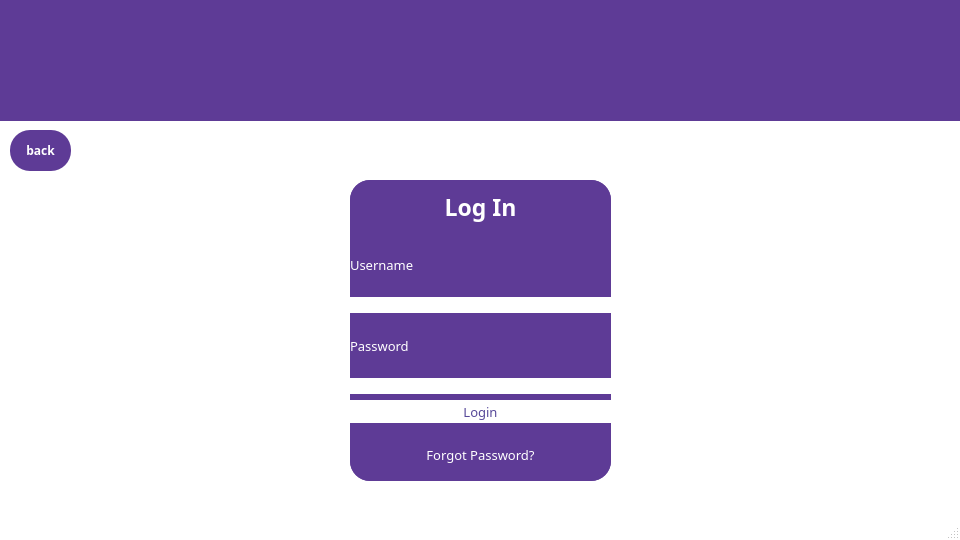
Before: the Qt Designer form qt/login.ui in e-zeks/softeng, drawn with Qt 5.
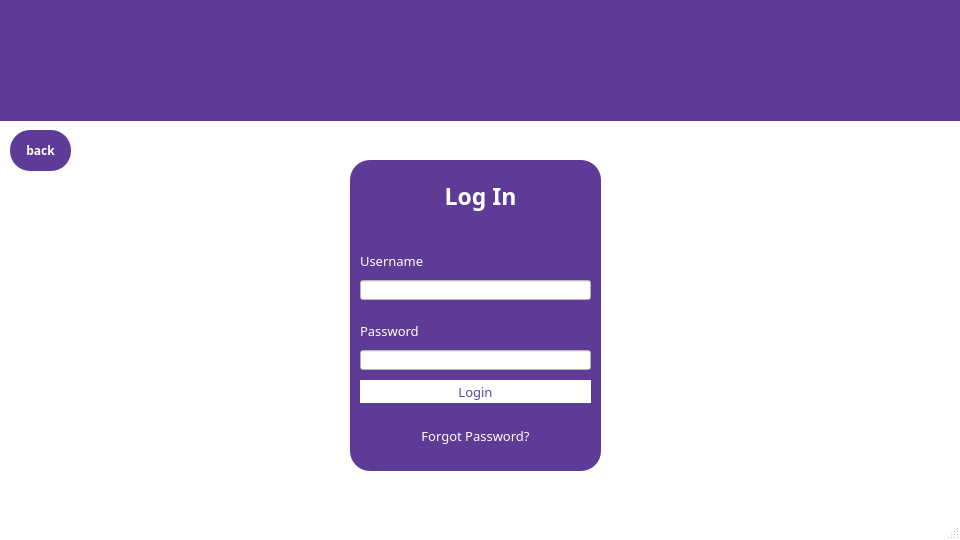
After: the same form once the commit is applied. Icons and pictures are not drawn.

Commit message:
latest neat ui working login db
6/7 11:43pm

What changed in the file:
```diff
--- a/qt/login.ui
+++ b/qt/login.ui
@@ -66,111 +66,34 @@
      <string/>
     </property>
    </widget>
-   <widget class="QWidget" name="mainwidget" native="true">
+   <widget class="QLabel" name="label_6">
     <property name="geometry">
      <rect>
-      <x>350</x>
-      <y>180</y>
-      <width>261</width>
-      <height>301</height>
+      <x>260</x>
+      <y>0</y>
+      <width>421</width>
+      <height>121</height>
      </rect>
     </property>
-    <property name="styleSheet">
-     <string notr="true">QWidget
-{
-background: #5e3b96;
-border-radius:20px;
-}</string>
-    </property>
-    <layout class="QHBoxLayout" name="horizontalLayout">
-     <item>
-      <layout class="QVBoxLayout" name="verticalLayout">
-       <item>
-        <widget class="QLabel" name="label">
-         <property name="font">
-          <font>
-           <family>Arial Black</family>
-           <pointsize>17</pointsize>
-           <bold>true</bold>
-          </font>
-         </property>
-         <property name="layoutDirection">
-          <enum>Qt::LeftToRight</enum>
-         </property>
-         <property name="styleSheet">
-          <string notr="true">QLabel
-{
-color:white;
-}</string>
-         </property>
          <property name="text">
-          <string>Log In</string>
-         </property>
-         <property name="alignment">
-          <set>Qt::AlignCenter</set>
-         </property>
-        </widget>
-       </item>
-       <item>
-        <widget class="QLabel" name="label_2">
-         <property name="font">
-          <font>
-           <family>Arial Black</family>
-           <pointsize>10</pointsize>
-          </font>
-         </property>
-         <property name="styleSheet">
-          <string notr="true">QLabel
-{
-color:white;
-}</string>
-         </property>
-         <property name="text">
-          <string>Username</string>
-         </property>
-        </widget>
-       </item>
-       <item>
-        <widget class="QLineEdit" name="username">
-         <property name="styleSheet">
-          <string notr="true">QLineEdit
-{
-background:white;
-}</string>
-         </property>
-        </widget>
-       </item>
-       <item>
-        <widget class="QLabel" name="label_3">
-         <property name="font">
-          <font>
-           <family>Arial Black</family>
-           <pointsize>10</pointsize>
-          </font>
-         </property>
-         <property name="styleSheet">
-          <string notr="true">QLabel
-{
-color:white;
-}</string>
-         </property>
-         <property name="text">
-          <string>Password</string>
-         </property>
-        </widget>
-       </item>
-       <item>
-        <widget class="QLineEdit" name="password">
-         <property name="styleSheet">
-          <string notr="true">QLineEdit
-{
-background:white;
-}</string>
-         </property>
-        </widget>
-       </item>
-       <item>
+     <string/>
+    </property>
+    <property name="pixmap">
+     <pixmap>../assets/logog.jpg</pixmap>
+    </property>
+    <property name="scaledContents">
+     <bool>true</bool>
+    </property>
+   </widget>
         <widget class="QPushButton" name="login">
+    <property name="geometry">
+     <rect>
+      <x>360</x>
+      <y>380</y>
+      <width>231</width>
+      <height>23</height>
+     </rect>
+    </property>
          <property name="minimumSize">
           <size>
            <width>0</width>
@@ -195,9 +118,129 @@
           <string>Login</string>
          </property>
         </widget>
-       </item>
-       <item>
+   <widget class="QLineEdit" name="password">
+    <property name="geometry">
+     <rect>
+      <x>360</x>
+      <y>350</y>
+      <width>231</width>
+      <height>20</height>
+     </rect>
+    </property>
+    <property name="styleSheet">
+     <string notr="true">QLineEdit
+{
+background:white;
+}</string>
+    </property>
+   </widget>
+   <widget class="QLabel" name="label_3">
+    <property name="geometry">
+     <rect>
+      <x>360</x>
+      <y>320</y>
+      <width>241</width>
+      <height>21</height>
+     </rect>
+    </property>
+    <property name="font">
+     <font>
+      <family>Arial Black</family>
+      <pointsize>10</pointsize>
+     </font>
+    </property>
+    <property name="styleSheet">
+     <string notr="true">QLabel
+{
+color:white;
+}</string>
+    </property>
+    <property name="text">
+     <string>Password</string>
+    </property>
+   </widget>
+   <widget class="QLineEdit" name="username">
+    <property name="geometry">
+     <rect>
+      <x>360</x>
+      <y>280</y>
+      <width>231</width>
+      <height>20</height>
+     </rect>
+    </property>
+    <property name="styleSheet">
+     <string notr="true">QLineEdit
+{
+background:white;
+}</string>
+    </property>
+   </widget>
+   <widget class="QLabel" name="label_2">
+    <property name="geometry">
+     <rect>
+      <x>360</x>
+      <y>250</y>
+      <width>81</width>
+      <height>21</height>
+     </rect>
+    </property>
+    <property name="font">
+     <font>
+      <family>Arial Black</family>
+      <pointsize>10</pointsize>
+     </font>
+    </property>
+    <property name="styleSheet">
+     <string notr="true">QLabel
+{
+color:white;
+}</string>
+    </property>
+    <property name="text">
+     <string>Username</string>
+    </property>
+   </widget>
+   <widget class="QLabel" name="label">
+    <property name="geometry">
+     <rect>
+      <x>380</x>
+      <y>170</y>
+      <width>201</width>
+      <height>51</height>
+     </rect>
+    </property>
+    <property name="font">
+     <font>
+      <family>Arial Black</family>
+      <pointsize>17</pointsize>
+      <bold>true</bold>
+     </font>
+    </property>
+    <property name="layoutDirection">
+     <enum>Qt::LeftToRight</enum>
+    </property>
+    <property name="styleSheet">
+     <string notr="true">QLabel
+{
+color:white;
+}</string>
+    </property>
+    <property name="text">
+     <string>Log In</string>
+    </property>
+    <property name="alignment">
+     <set>Qt::AlignCenter</set>
+    </property>
+   </widget>
         <widget class="QLabel" name="forgot">
+    <property name="geometry">
+     <rect>
+      <x>360</x>
+      <y>420</y>
+      <width>231</width>
+      <height>31</height>
+     </rect>
+    </property>
          <property name="font">
           <font>
            <family>Arial Black</family>
@@ -217,30 +260,37 @@
           <set>Qt::AlignCenter</set>
          </property>
         </widget>
-       </item>
-      </layout>
-     </item>
-    </layout>
-   </widget>
-   <widget class="QLabel" name="label_6">
+   <widget class="QLabel" name="BGviolet_2">
     <property name="geometry">
      <rect>
-      <x>260</x>
-      <y>0</y>
-      <width>421</width>
-      <height>121</height>
+      <x>350</x>
+      <y>160</y>
+      <width>251</width>
+      <height>311</height>
      </rect>
     </property>
+    <property name="styleSheet">
+     <string notr="true">QLabel
+{
+background: #5e3b96;
+border-radius:20px;
+}</string>
+    </property>
     <property name="text">
      <string/>
     </property>
-    <property name="pixmap">
-     <pixmap>../logos/logog.jpg</pixmap>
-    </property>
-    <property name="scaledContents">
-     <bool>true</bool>
-    </property>
    </widget>
+   <zorder>BGviolet_2</zorder>
+   <zorder>back</zorder>
+   <zorder>BGviolet</zorder>
+   <zorder>label_6</zorder>
+   <zorder>login</zorder>
+   <zorder>password</zorder>
+   <zorder>label_3</zorder>
+   <zorder>username</zorder>
+   <zorder>label_2</zorder>
+   <zorder>label</zorder>
+   <zorder>forgot</zorder>
   </widget>
   <widget class="QMenuBar" name="menubar">
    <property name="geometry">
```
Lines whose indentation alone changed are shown as unchanged. The commit also changes 13 other files.
